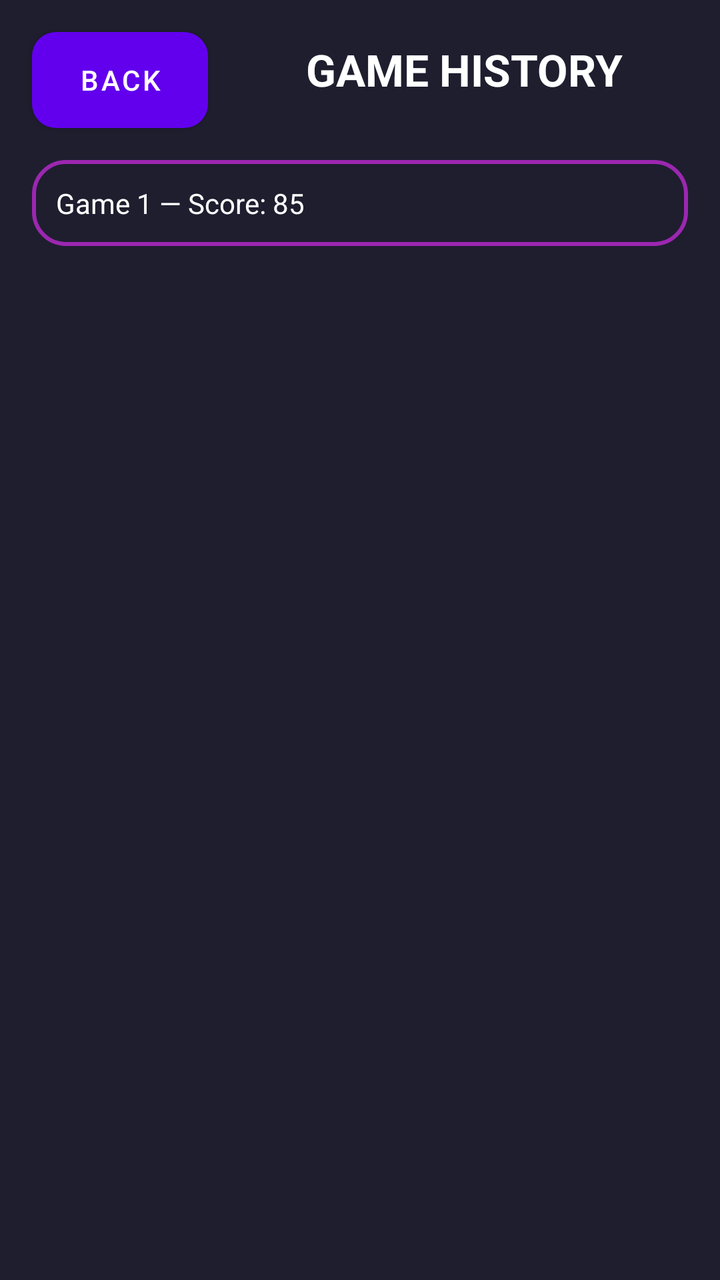
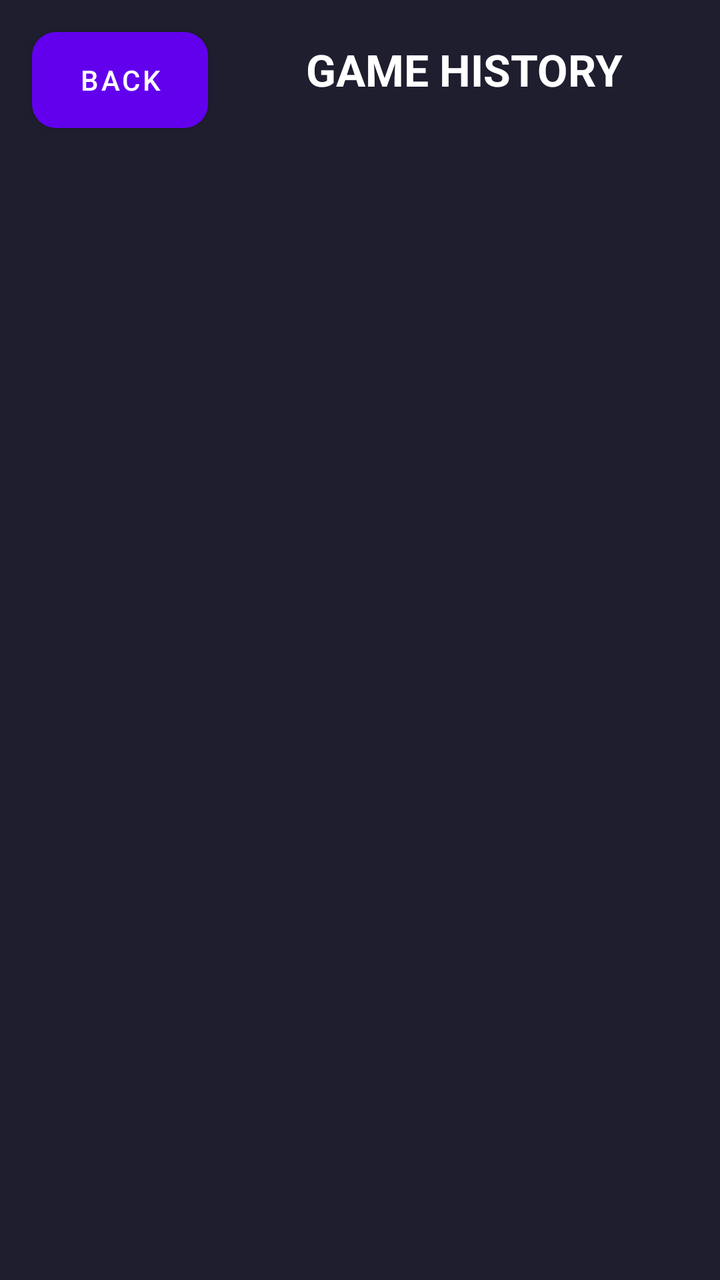

An Android layout rendered at two revisions. The XML below is the earlier revision; the diff shows what the commit changed to produce the second picture.
<!-- AndroidManifest.xml: application theme Theme.BopIt -->
<!-- res/layout/activity_history.xml -->
<?xml version="1.0" encoding="utf-8"?>
<androidx.constraintlayout.widget.ConstraintLayout
    xmlns:android="http://schemas.android.com/apk/res/android"
    xmlns:app="http://schemas.android.com/apk/res-auto"
    android:layout_width="match_parent"
    android:layout_height="match_parent"
    android:background="@color/bg_dark">

    
    <Button
        android:id="@+id/backButton"
        android:layout_width="wrap_content"
        android:layout_height="wrap_content"
        android:text="Back"
        android:background="@drawable/button_neon"
        android:textColor="@color/text_light"
        android:layout_margin="16dp"

        app:layout_constraintTop_toTopOf="parent"
        app:layout_constraintStart_toStartOf="parent"/>

    
    <TextView
        android:id="@+id/historyTitle"
        android:layout_width="wrap_content"
        android:layout_height="wrap_content"
        android:text="GAME HISTORY"
        android:textSize="22sp"
        android:textStyle="bold"
        android:textColor="@color/text_light"

        app:layout_constraintTop_toTopOf="parent"
        app:layout_constraintStart_toEndOf="@id/backButton"
        app:layout_constraintEnd_toEndOf="parent"
        android:layout_marginTop="20dp"/>

    
    <ScrollView
        android:id="@+id/historyScroll"
        android:layout_width="0dp"
        android:layout_height="0dp"
        android:layout_margin="16dp"

        app:layout_constraintTop_toBottomOf="@id/backButton"
        app:layout_constraintBottom_toBottomOf="parent"
        app:layout_constraintStart_toStartOf="parent"
        app:layout_constraintEnd_toEndOf="parent">

        <LinearLayout
            android:id="@+id/historyContainer"
            android:layout_width="match_parent"
            android:layout_height="wrap_content"
            android:orientation="vertical">

            
            <TextView
                style="@style/TextAppearance.AppCompat"
                android:layout_width="match_parent"
                android:layout_height="wrap_content"
                android:text="Game 1 — Score: 85"
                android:textColor="@color/text_light"
                android:padding="12dp"
                android:background="@drawable/panel_border"
                android:layout_marginBottom="8dp"/>



        </LinearLayout>

    </ScrollView>

</androidx.constraintlayout.widget.ConstraintLayout>
<!-- resources referenced by this layout -->
<resources>
  <color name="bg_dark">#1E1E2F</color>
  <color name="text_light">#FFFFFF</color>
  <!-- drawable button_neon (drawable) -->
  <?xml version="1.0" encoding="utf-8"?>
  <selector xmlns:android="http://schemas.android.com/apk/res/android">
      <item android:state_pressed="true">
          <shape>
              <solid android:color="@color/purple_light"/>
              <corners android:radius="12dp"/>
          </shape>
      </item>
  
      <item>
          <shape>
              <solid android:color="@color/purple"/>
              <corners android:radius="12dp"/>
          </shape>
      </item>
  </selector>
  <!-- drawable panel_border (drawable) -->
  <?xml version="1.0" encoding="utf-8"?>
  <shape xmlns:android="http://schemas.android.com/apk/res/android">
      <solid android:color="@android:color/transparent"/>
      <stroke
          android:width="2dp"
          android:color="@color/purple"/>
      <corners android:radius="16dp"/>
  </shape>
  <style name="Theme.BopIt" parent="Theme.MaterialComponents.DayNight.DarkActionBar">
          
          <item name="colorPrimary">@color/purple_500</item>
          <item name="colorPrimaryVariant">@color/purple_700</item>
          <item name="colorOnPrimary">@color/white</item>
          
          <item name="colorSecondary">@color/teal_200</item>
          <item name="colorSecondaryVariant">@color/teal_700</item>
          <item name="colorOnSecondary">@color/black</item>
          
          <item name="android:statusBarColor">?attr/colorPrimaryVariant</item>
          
      </style>
  <color name="purple_light">#BB86FC</color>
  <color name="purple">#9C27B0</color>
  <color name="purple_500">#FF6200EE</color>
  <color name="purple_700">#FF3700B3</color>
  <color name="white">#FFFFFFFF</color>
  <color name="teal_200">#FF03DAC5</color>
  <color name="teal_700">#FF018786</color>
  <color name="black">#FF000000</color>
</resources>

<!-- the commit's change to res/layout/activity_history.xml (unified diff, before → after) -->
@@ -52,17 +52,6 @@
             android:layout_height="wrap_content"
             android:orientation="vertical">
 
-            
-            <TextView
-                style="@style/TextAppearance.AppCompat"
-                android:layout_width="match_parent"
-                android:layout_height="wrap_content"
-                android:text="Game 1 — Score: 85"
-                android:textColor="@color/text_light"
-                android:padding="12dp"
-                android:background="@drawable/panel_border"
-                android:layout_marginBottom="8dp"/>
-
 
 
         </LinearLayout>
<!-- resource entries referenced after the edit -->
@@ -19,15 +19,6 @@
           </shape>
       </item>
   </selector>
-  <!-- drawable panel_border (drawable) -->
-  <?xml version="1.0" encoding="utf-8"?>
-  <shape xmlns:android="http://schemas.android.com/apk/res/android">
-      <solid android:color="@android:color/transparent"/>
-      <stroke
-          android:width="2dp"
-          android:color="@color/purple"/>
-      <corners android:radius="16dp"/>
-  </shape>
   <style name="Theme.BopIt" parent="Theme.MaterialComponents.DayNight.DarkActionBar">
           
           <item name="colorPrimary">@color/purple_500</item>
